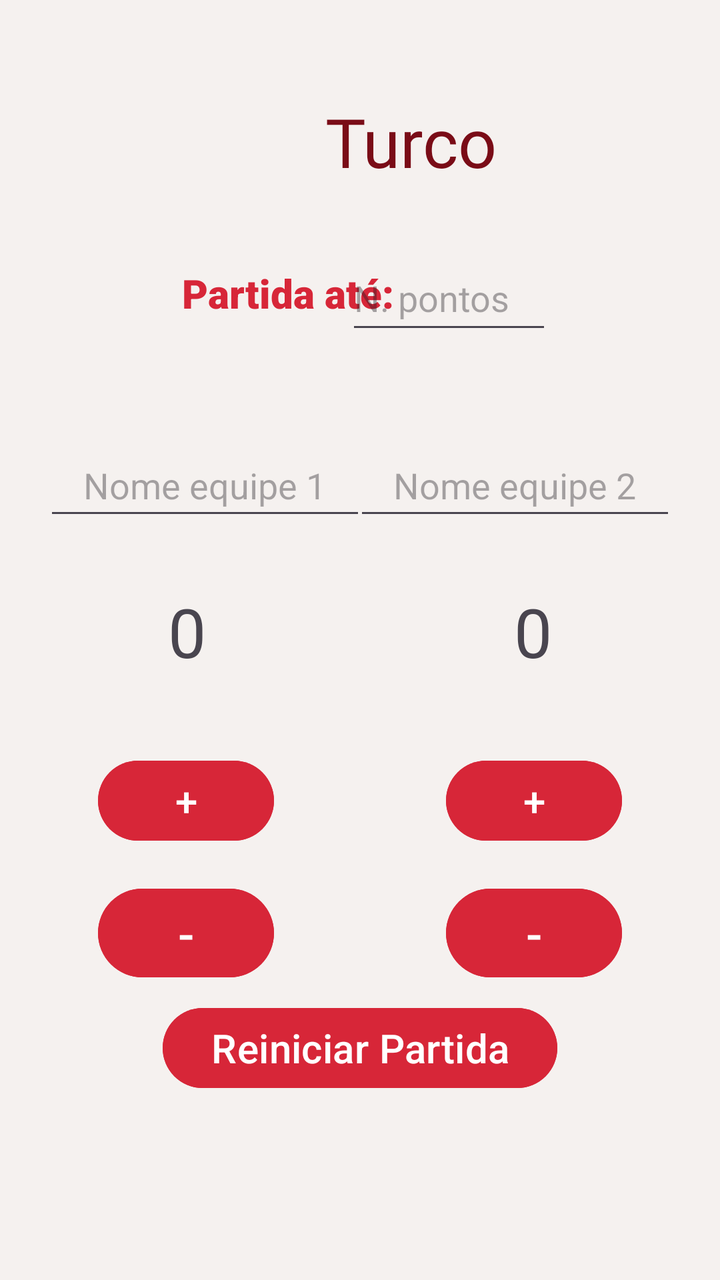
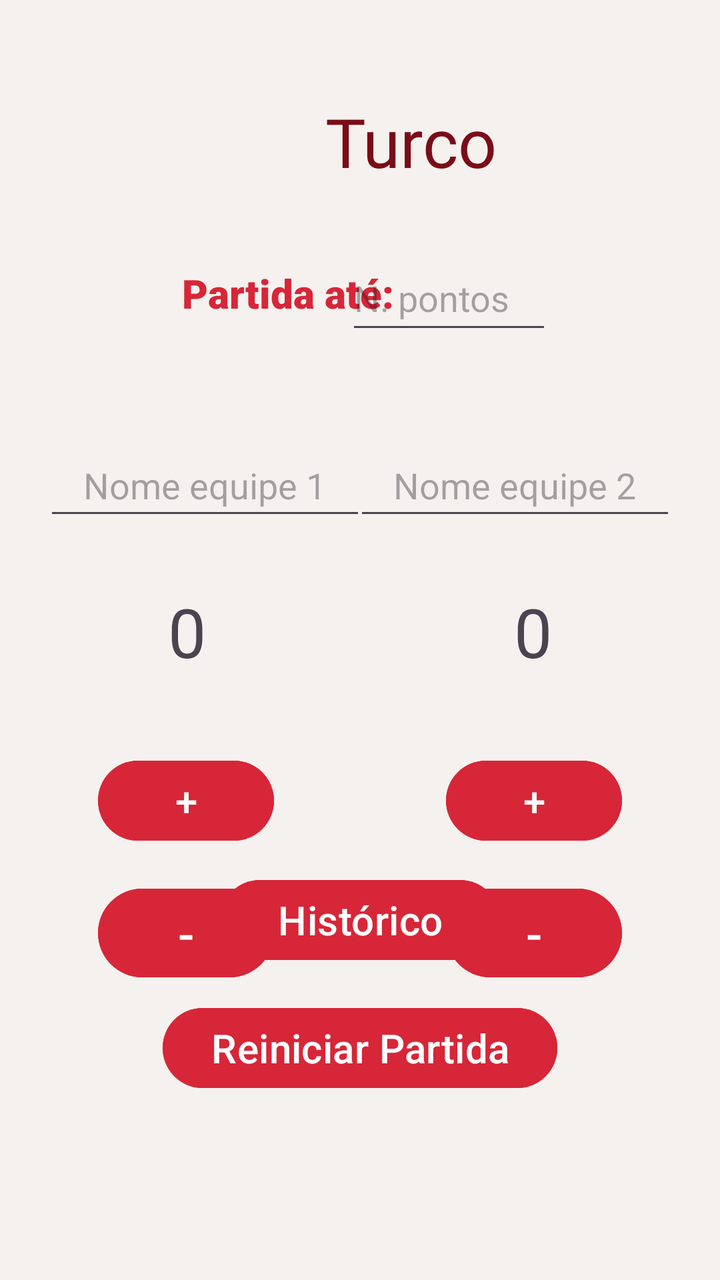

An Android layout rendered at two revisions. The XML below is the earlier revision; the diff shows what the commit changed to produce the second picture.
<!-- AndroidManifest.xml: application theme Theme.Turco -->
<!-- res/layout/activity_main.xml -->
<?xml version="1.0" encoding="utf-8"?>
<androidx.constraintlayout.widget.ConstraintLayout xmlns:android="http://schemas.android.com/apk/res/android"
    xmlns:app="http://schemas.android.com/apk/res-auto"
    xmlns:tools="http://schemas.android.com/tools"
    android:id="@+id/main"
    android:layout_width="match_parent"
    android:layout_height="match_parent"
    android:background="#f5f1ef"
    android:textAlignment="center"
    tools:context=".MainActivity">

    <TextView
        android:id="@+id/textView"
        android:layout_width="163dp"
        android:layout_height="50dp"
        android:layout_marginStart="124dp"
        android:layout_marginTop="48dp"
        android:fontFamily="@font/angkor"
        android:text="Turco"
        android:textAlignment="center"
        android:textColor="#7a0c17"
        android:textSize="34sp"
        app:layout_constraintStart_toStartOf="parent"
        app:layout_constraintTop_toTopOf="parent" />

    <TextView
        android:id="@+id/textView2"
        android:layout_width="180dp"
        android:layout_height="49dp"
        android:layout_marginStart="54dp"
        android:layout_marginTop="35dp"
        android:fontFamily="sans-serif-black"
        android:text="Partida até:"
        android:textAlignment="center"
        android:textColor="#d72638"
        android:textSize="20sp"
        app:layout_constraintStart_toStartOf="parent"
        app:layout_constraintTop_toBottomOf="@+id/textView" />

    <EditText
        android:id="@+id/editEquipe2"
        android:layout_width="161dp"
        android:layout_height="48dp"
        android:layout_marginTop="45dp"
        android:layout_marginEnd="22dp"
        android:ems="10"
        android:hint="Nome equipe 2"
        android:inputType="text"
        android:textAlignment="center"
        app:layout_constraintEnd_toEndOf="parent"
        app:layout_constraintTop_toBottomOf="@+id/editPontos" />

    <EditText
        android:id="@+id/editUm"
        android:layout_width="161dp"
        android:layout_height="48dp"
        android:layout_marginStart="22dp"
        android:layout_marginTop="35dp"
        android:ems="10"
        android:hint="Nome equipe 1"
        android:inputType="text"
        android:shadowColor="#d72638"
        android:textAlignment="center"
        app:layout_constraintStart_toStartOf="parent"
        app:layout_constraintTop_toBottomOf="@+id/textView2" />

    <EditText
        android:id="@+id/editPontos"
        android:layout_width="103dp"
        android:layout_height="49dp"
        android:layout_marginTop="25dp"
        android:layout_marginEnd="84dp"
        android:ems="10"
        android:hint="N. pontos"
        android:inputType="text"
        app:layout_constraintEnd_toEndOf="parent"
        app:layout_constraintTop_toBottomOf="@+id/textView" />

    <Button
        android:id="@+id/ButtonMenosUm"
        android:layout_width="wrap_content"
        android:layout_height="wrap_content"
        android:layout_marginStart="49dp"
        android:layout_marginTop="16dp"
        android:backgroundTint="#d72638"
        android:onClick="diminuirNumeroUm"
        android:text="-"
        android:textSize="24sp"
        app:layout_constraintStart_toStartOf="parent"
        app:layout_constraintTop_toBottomOf="@+id/buttonMaisUm" />

    <Button
        android:id="@+id/buttonMenosDois"
        android:layout_width="wrap_content"
        android:layout_height="wrap_content"
        android:layout_marginTop="16dp"
        android:layout_marginEnd="49dp"
        android:backgroundTint="#d72638"
        android:onClick="diminuirNumeroDois"
        android:text="-"
        android:textSize="24sp"
        app:layout_constraintEnd_toEndOf="parent"
        app:layout_constraintTop_toBottomOf="@+id/buttonMaisDois" />

    <Button
        android:id="@+id/buttonMaisUm"
        android:layout_width="wrap_content"
        android:layout_height="wrap_content"
        android:layout_marginStart="49dp"
        android:layout_marginTop="38dp"
        android:backgroundTint="#d72638"
        android:onClick="adicionarNumeroUm"
        android:text="+"
        android:textSize="20sp"
        app:layout_constraintStart_toStartOf="parent"
        app:layout_constraintTop_toBottomOf="@+id/pontosEquipeUm" />

    <Button
        android:id="@+id/button6"
        android:layout_width="wrap_content"
        android:layout_height="wrap_content"
        android:layout_marginStart="110dp"
        android:layout_marginEnd="110dp"
        android:layout_marginBottom="92dp"
        android:backgroundTint="#d72638"
        android:onClick="reiniciar"
        android:text="Reiniciar Partida"
        android:textSize="20sp"
        app:layout_constraintBottom_toBottomOf="parent"
        app:layout_constraintEnd_toEndOf="parent"
        app:layout_constraintStart_toStartOf="parent" />

    <Button
        android:id="@+id/buttonMaisDois"
        android:layout_width="wrap_content"
        android:layout_height="wrap_content"
        android:layout_marginTop="38dp"
        android:layout_marginEnd="49dp"
        android:backgroundTint="#d72638"
        android:onClick="adicionarNumeroDois"
        android:text="+"
        android:textSize="20sp"
        app:layout_constraintEnd_toEndOf="parent"
        app:layout_constraintTop_toBottomOf="@+id/pontosEquipeDois" />

    <TextView
        android:id="@+id/pontosEquipeUm"
        android:layout_width="wrap_content"
        android:layout_height="wrap_content"
        android:layout_marginStart="84dp"
        android:layout_marginTop="28dp"
        android:text="0"
        android:textSize="34sp"
        app:layout_constraintStart_toStartOf="parent"
        app:layout_constraintTop_toBottomOf="@+id/editUm" />

    <TextView
        android:id="@+id/pontosEquipeDois"
        android:layout_width="wrap_content"
        android:layout_height="wrap_content"
        android:layout_marginTop="28dp"
        android:layout_marginEnd="84dp"
        android:text="0"
        android:textSize="34sp"
        app:layout_constraintEnd_toEndOf="parent"
        app:layout_constraintTop_toBottomOf="@+id/editEquipe2" />

</androidx.constraintlayout.widget.ConstraintLayout>
<!-- resources referenced by this layout -->
<resources>
  <style name="Theme.Turco" parent="Base.Theme.Turco" />
  <style name="Base.Theme.Turco" parent="Theme.Material3.DayNight.NoActionBar">
          
          
      </style>
</resources>

<!-- the commit's change to res/layout/activity_main.xml (unified diff, before → after) -->
@@ -131,6 +131,22 @@
         app:layout_constraintStart_toStartOf="parent" />
 
     <Button
+        android:id="@+id/button2"
+        android:layout_width="0dp"
+        android:layout_height="wrap_content"
+        android:layout_marginStart="110dp"
+        android:layout_marginEnd="110dp"
+        android:layout_marginBottom="156dp"
+        android:backgroundTint="#d72638"
+        android:onClick="toHistorico"
+        android:text="Histórico"
+        android:textSize="20sp"
+        app:layout_constraintBottom_toBottomOf="parent"
+        app:layout_constraintEnd_toEndOf="parent"
+        app:layout_constraintHorizontal_bias="0.0"
+        app:layout_constraintStart_toStartOf="parent" />
+
+    <Button
         android:id="@+id/buttonMaisDois"
         android:layout_width="wrap_content"
         android:layout_height="wrap_content"
